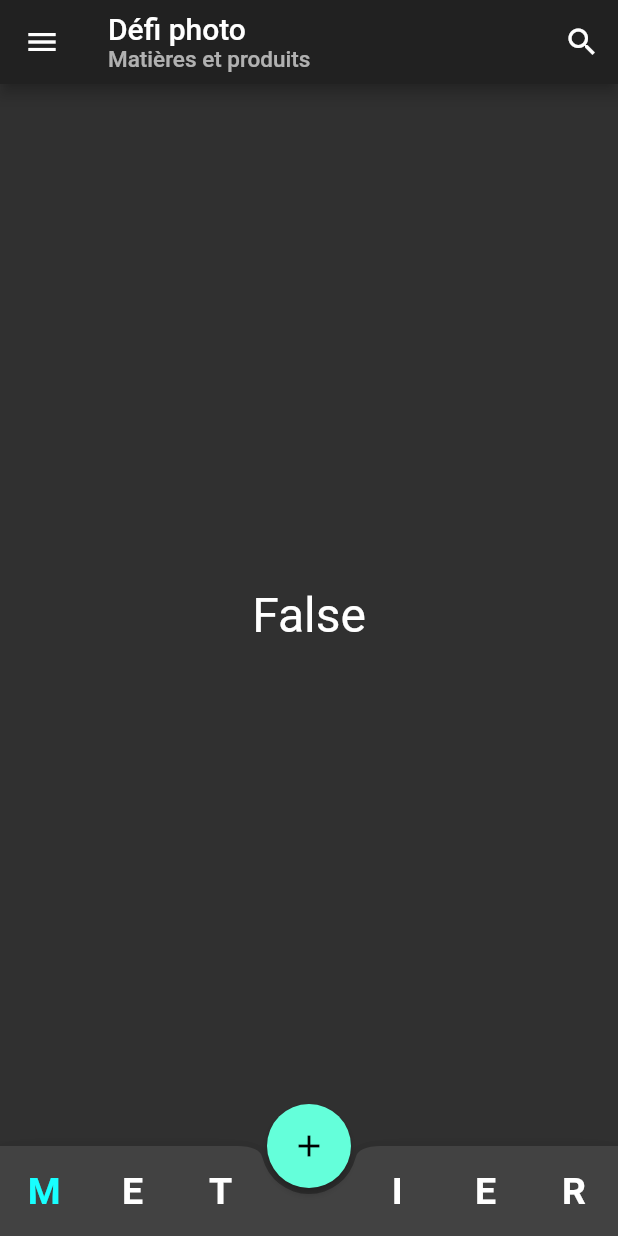
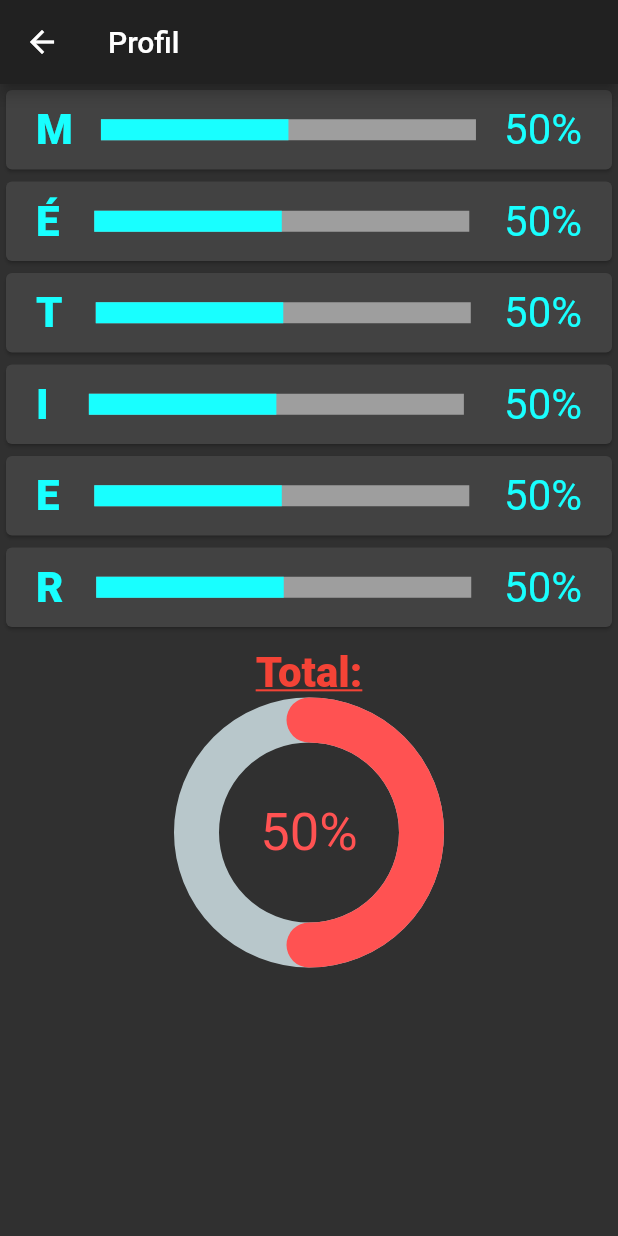
Before and after one commit to ismozi/defiphoto, a Flutter app: the screen it shows after launch, in the side drawer, after a tap on "Profil", on a phone screen of 412 x 824 dp. Run offline on Flutter 3.47's test engine with Material 2 defaults, Android fonts, the phone set to English and light mode, and no system bars; drawn by our look-alikes of percent_indicator.

Commit message:
Progression_Profil

```diff
--- a/lib/App.dart
+++ b/lib/App.dart
@@ -1,5 +1,7 @@
 import 'package:flutter/material.dart';
+import 'package:test_flutter/screens/Progression.dart';
 import 'screens/home.dart';
+import 'screens/Progression.dart';
 
 class App extends StatelessWidget {
   @override
--- /dev/null
+++ b/lib/screens/Progression.dart
@@ -0,0 +1,251 @@
+import 'package:flutter/material.dart';
+import 'package:percent_indicator/percent_indicator.dart';
+
+class Progression extends StatelessWidget {
+  double percentage = 0.5;
+
+  @override
+  Widget build(BuildContext context) {
+    return Scaffold(
+      appBar: AppBar(
+        title: Text('Profil'),
+      ),
+      body: Column(
+        mainAxisAlignment: MainAxisAlignment.start,
+        crossAxisAlignment: CrossAxisAlignment.center,
+        children: <Widget>[
+          Card(
+            child: Container(
+              color: Colors.grey[750],
+              padding: EdgeInsets.fromLTRB(20, 10, 20, 10),
+              child: Row(
+                mainAxisAlignment: MainAxisAlignment.spaceBetween,
+                children: <Widget>[
+                  Text(
+                    'M',
+                    style: TextStyle(
+                      fontSize: 28.0,
+                      fontWeight: FontWeight.w800,
+                      color: Colors.cyanAccent,
+                    ),
+                  ),
+                  LinearPercentIndicator(
+                    width: 270.0,
+                    lineHeight: 14.0,
+                    percent: percentage,
+                    backgroundColor: Colors.grey,
+                    progressColor: Colors.cyanAccent,
+                  ),
+                  Text(
+                    '50%',
+                    style: TextStyle(
+                      fontSize: 28.0,
+                      color: Colors.cyanAccent,
+                    ),
+                  ),
+                ],
+              ),
+            ),
+          ),
+          Card(
+            child: Container(
+              color: Colors.grey[750],
+              padding: EdgeInsets.fromLTRB(20, 10, 20, 10),
+              child: Row(
+                mainAxisAlignment: MainAxisAlignment.spaceBetween,
+                children: <Widget>[
+                  Text(
+                    'É',
+                    style: TextStyle(
+                      fontSize: 28.0,
+                      fontWeight: FontWeight.w800,
+                      color: Colors.cyanAccent,
+                    ),
+                  ),
+                  LinearPercentIndicator(
+                    width: 270.0,
+                    lineHeight: 14.0,
+                    percent: 0.5,
+                    backgroundColor: Colors.grey,
+                    progressColor: Colors.cyanAccent,
+                  ),
+                  Text(
+                    '50%',
+                    style: TextStyle(
+                      fontSize: 28.0,
+                      color: Colors.cyanAccent,
+                    ),
+                  ),
+                ],
+              ),
+            ),
+          ),
+          Card(
+            child: Container(
+              color: Colors.grey[750],
+              padding: EdgeInsets.fromLTRB(20, 10, 20, 10),
+              child: Row(
+                mainAxisAlignment: MainAxisAlignment.spaceBetween,
+                children: <Widget>[
+                  Text(
+                    'T',
+                    style: TextStyle(
+                      fontSize: 28.0,
+                      fontWeight: FontWeight.w800,
+                      color: Colors.cyanAccent,
+                    ),
+                  ),
+                  LinearPercentIndicator(
+                    width: 270.0,
+                    lineHeight: 14.0,
+                    percent: 0.5,
+                    backgroundColor: Colors.grey,
+                    progressColor: Colors.cyanAccent,
+                  ),
+                  Text(
+                    '50%',
+                    style: TextStyle(
+                      fontSize: 28.0,
+                      color: Colors.cyanAccent,
+                    ),
+                  ),
+                ],
+              ),
+            ),
+          ),
+          Card(
+            child: Container(
+              color: Colors.grey[750],
+              padding: EdgeInsets.fromLTRB(20, 10, 20, 10),
+              child: Row(
+                mainAxisAlignment: MainAxisAlignment.spaceBetween,
+                children: <Widget>[
+                  Text(
+                    'I',
+                    style: TextStyle(
+                      fontSize: 28.0,
+                      fontWeight: FontWeight.w800,
+                      color: Colors.cyanAccent,
+                    ),
+                  ),
+                  LinearPercentIndicator(
+                    width: 270.0,
+                    lineHeight: 14.0,
+                    percent: 0.5,
+                    backgroundColor: Colors.grey,
+                    progressColor: Colors.cyanAccent,
+                  ),
+                  Text(
+                    '50%',
+                    style: TextStyle(
+                      fontSize: 28.0,
+                      color: Colors.cyanAccent,
+                    ),
+                  ),
+                ],
+              ),
+            ),
+          ),
+          Card(
+            child: Container(
+              color: Colors.grey[750],
+              padding: EdgeInsets.fromLTRB(20, 10, 20, 10),
+              child: Row(
+                mainAxisAlignment: MainAxisAlignment.spaceBetween,
+                children: <Widget>[
+                  Text(
+                    'E',
+                    style: TextStyle(
+                      fontSize: 28.0,
+                      fontWeight: FontWeight.w800,
+                      color: Colors.cyanAccent,
+                    ),
+                  ),
+                  LinearPercentIndicator(
+                    width: 270.0,
+                    lineHeight: 14.0,
+                    percent: 0.5,
+                    backgroundColor: Colors.grey,
+                    progressColor: Colors.cyanAccent,
+                  ),
+                  Text(
+                    '50%',
+                    style: TextStyle(
+                      fontSize: 28.0,
+                      color: Colors.cyanAccent,
+                    ),
+                  ),
+                ],
+              ),
+            ),
+          ),
+          Card(
+            child: Container(
+              color: Colors.grey[750],
+              padding: EdgeInsets.fromLTRB(20, 10, 20, 10),
+              child: Row(
+                mainAxisAlignment: MainAxisAlignment.spaceBetween,
+                children: <Widget>[
+                  Text(
+                    'R',
+                    style: TextStyle(
+                      fontSize: 28.0,
+                      fontWeight: FontWeight.w800,
+                      color: Colors.cyanAccent,
+                    ),
+                  ),
+                  LinearPercentIndicator(
+                    width: 270.0,
+                    lineHeight: 14.0,
+                    percent: 0.5,
+                    backgroundColor: Colors.grey,
+                    progressColor: Colors.cyanAccent,
+                  ),
+                  Text(
+                    '50%',
+                    style: TextStyle(
+                      fontSize: 28.0,
+                      color: Colors.cyanAccent,
+                    ),
+                  ),
+                ],
+              ),
+            ),
+          ),
+          Container(
+            color: Colors.grey[750],
+            padding: EdgeInsets.fromLTRB(20, 10, 20, 10),
+            child: Column(
+              children: <Widget>[
+                Text(
+                  'Total:',
+                  style: TextStyle(
+                    fontSize: 28.0,
+                    fontWeight: FontWeight.w800,
+                    color: Colors.red,
+                    decoration: TextDecoration.underline,
+                  ),
+                ),
+                CircularPercentIndicator(
+                  radius: 180.0,
+                  progressColor: Colors.redAccent,
+                  percent: 0.5,
+                  animation: true,
+                  lineWidth: 30.0,
+                  center: Text(
+                    '50%',
+                    style: TextStyle(
+                      fontSize: 35.0,
+                      color: Colors.redAccent,
+                    ),
+                  ),
+                  circularStrokeCap: CircularStrokeCap.round,
+                ),
+              ],
+            ),
+          ),
+        ],
+      ),
+    );
+  }
+}
--- a/lib/screens/menu.dart
+++ b/lib/screens/menu.dart
@@ -1,4 +1,5 @@
 import 'package:flutter/material.dart';
+import 'package:test_flutter/screens/Progression.dart';
 
 class NavDrawer extends StatelessWidget {
   @override
@@ -39,7 +40,11 @@ class NavDrawer extends StatelessWidget {
           ListTile(
             leading: Icon(Icons.portrait),
             title: Text('Profil'),
-            onTap: () => {Navigator.of(context).pop()},
+            onTap: () => {Navigator.push(
+              context,
+              MaterialPageRoute(builder: (context) => Progression()),
+            ),
+            },
           ),
           ListTile(
             leading: Icon(Icons.settings),
--- a/pubspec.yaml
+++ b/pubspec.yaml
@@ -24,6 +24,8 @@ dependencies:
   # Use with the CupertinoIcons class for iOS style icons.
   cupertino_icons: ^0.1.2
   flappy_search_bar: 1.4.1
+  percent_indicator: ^2.1.1
+
 
 dev_dependencies:
   flutter_test:
```
Also changed, not shown: lib/screens/TestProg.dart (added, +257 -0 lines), pubspec.lock.
